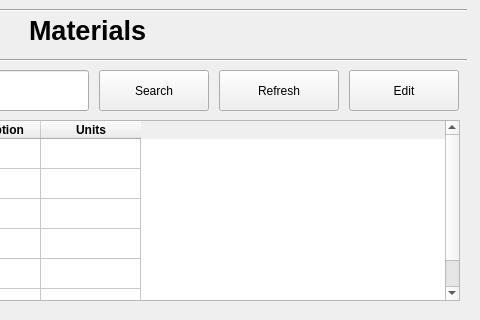
This is Screens/Materials.ui in basil-ali-khan/Inventory-Management-System as Qt 5 draws it before an edit; both pictures show x 291 to 771 and y 0 to 320 of the 771 by 618 pixel window. The edited form follows.
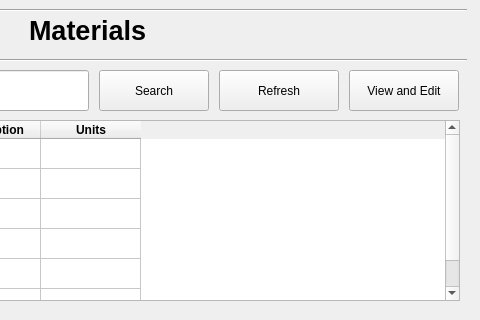
This is the edited form.

Patch:
```diff
--- a/Screens/Materials.ui
+++ b/Screens/Materials.ui
@@ -169,7 +169,7 @@
      </rect>
     </property>
     <property name="text">
-     <string>Edit</string>
+     <string>View and Edit</string>
     </property>
    </widget>
    <widget class="QGroupBox" name="groupBox_2">
```
